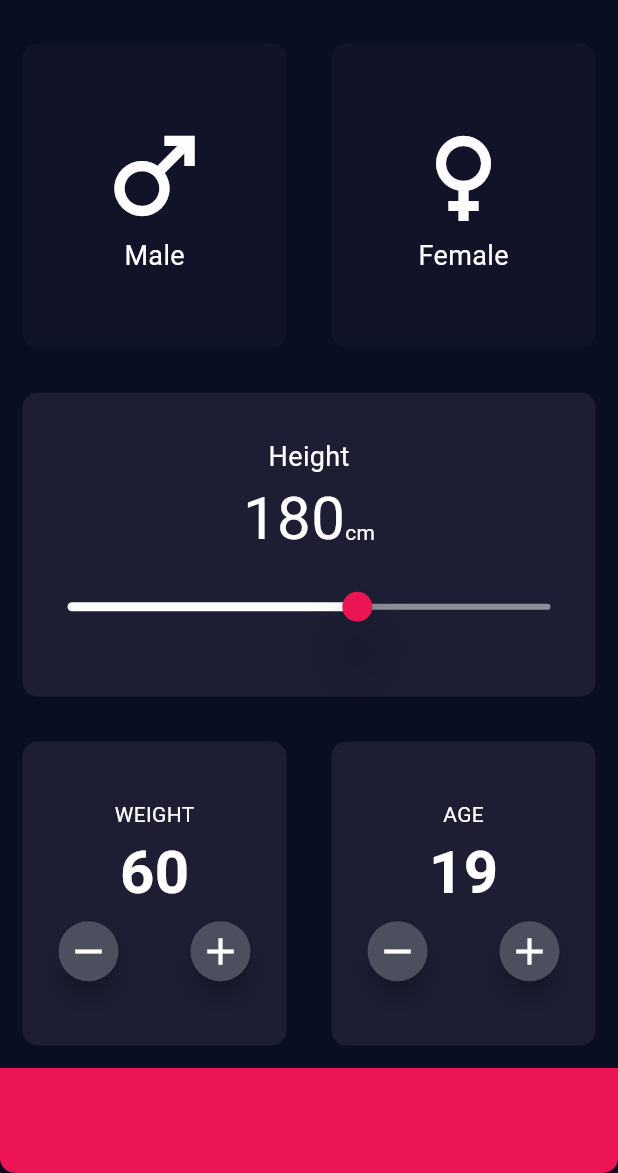
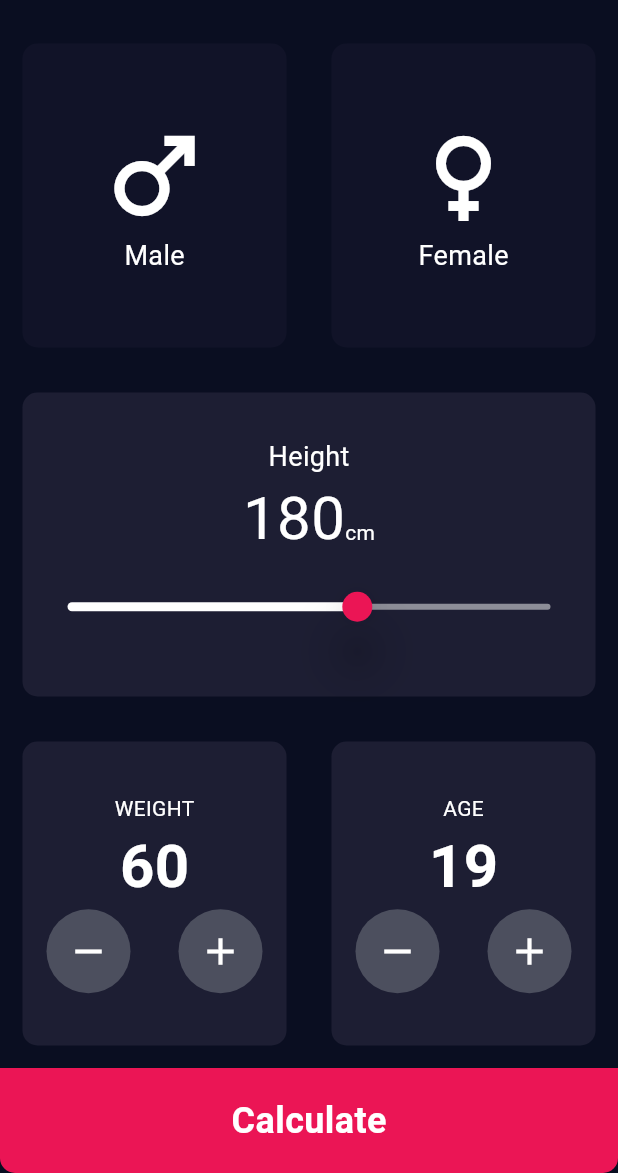
Before and after one commit to Gul-Is-Here/BMI-Calculator, a Flutter app: the screen it shows after launch, on a phone screen of 412 x 824 dp, the part 63-1236 px from its top. Run offline on Flutter 3.47's test engine with Material 3 defaults, Android fonts, the phone set to English and light mode, and no system bars.

Commit message:
'Moving towords to the final Stage of App'

```diff
--- a/lib/main.dart
+++ b/lib/main.dart
@@ -16,7 +16,7 @@ class BmiCalculator extends StatelessWidget {
             color: Color(0xFF0A0E21),
           ),
           scaffoldBackgroundColor: const Color(0xFF0A0E21),
-          textTheme: TextTheme(
+          textTheme: const TextTheme(
               bodyLarge: TextStyle(color: Colors.white),
               bodyMedium: TextStyle(color: Color(0xFFFFFFFF)))),
       home: InputPage(),
--- a/lib/screens/bottom_button_widget.dart
+++ /dev/null
@@ -1,26 +0,0 @@
-import 'package:bmi_calculator/constants/constant.dart';
-import 'package:flutter/material.dart';
-
-class BottomButtonWidget extends StatefulWidget {
-  const BottomButtonWidget({super.key});
-
-  @override
-  State<BottomButtonWidget> createState() => _BottomButtonWidget();
-}
-
-class _BottomButtonWidget extends State<BottomButtonWidget> {
-  @override
-  Widget build(BuildContext context) {
-    return Container(
-      width: double.infinity,
-      height: kBottomContainerHeight,
-      decoration: const BoxDecoration(
-        borderRadius: BorderRadius.only(
-          bottomLeft: Radius.circular(10),
-          bottomRight: Radius.circular(10),
-        ),
-        color: kBottomContainerColor,
-      ),
-    );
-  }
-}
--- a/lib/screens/home_screen.dart
+++ b/lib/screens/home_screen.dart
@@ -1,5 +1,6 @@
+import 'package:bmi_calculator/screens/result_screen.dart';
 import 'package:bmi_calculator/widget/bottom_container_widget.dart';
-import 'package:bmi_calculator/screens/bottom_button_widget.dart';
+import 'package:bmi_calculator/widget/bottom_button_widget.dart';
 import 'package:bmi_calculator/constants/constant.dart';
 import 'package:bmi_calculator/widget/container_widget.dart';
 import 'package:bmi_calculator/widget/resuableslider_widget.dart';
@@ -86,7 +87,9 @@ class _InputPageState extends State<InputPage> {
                 ],
               ),
             ),
-            const ResuableSilderWidget(),
+            ResuableSilderWidget(
+              fHeight: height,
+            ),
             Expanded(
               child: Row(
                 children: [
@@ -109,7 +112,33 @@ class _InputPageState extends State<InputPage> {
                 ],
               ),
             ),
-            BottomButtonWidget()
+            GestureDetector(
+              onTap: () {
+                Navigator.of(context).push(
+                  MaterialPageRoute(
+                    builder: (context) {
+                      return ResultScreen();
+                    },
+                  ),
+                );
+              },
+              child: Container(
+                alignment: Alignment.center,
+                width: double.infinity,
+                height: kBottomContainerHeight,
+                decoration: const BoxDecoration(
+                  borderRadius: BorderRadius.only(
+                    bottomLeft: Radius.circular(10),
+                    bottomRight: Radius.circular(10),
+                  ),
+                  color: kBottomContainerColor,
+                ),
+                child: const Text(
+                  'Calculate',
+                  style: TextStyle(fontSize: 24, fontWeight: FontWeight.bold),
+                ),
+              ),
+            )
           ],
         ));
   }
--- /dev/null
+++ b/lib/screens/result_screen.dart
@@ -0,0 +1,17 @@
+import 'package:flutter/material.dart';
+
+class ResultScreen extends StatelessWidget {
+  const ResultScreen({super.key});
+
+  @override
+  Widget build(BuildContext context) {
+    return Scaffold(
+      appBar: AppBar(
+        title: Text('BMI Calculator'),
+      ),
+      body: Center(
+        child: Text('Result'),
+      ),
+    );
+  }
+}
--- a/lib/widget/bottom_container_widget.dart
+++ b/lib/widget/bottom_container_widget.dart
@@ -38,14 +38,15 @@ class BottomContainerWidget extends StatelessWidget {
             Row(
               mainAxisAlignment: MainAxisAlignment.spaceAround,
               children: [
-                FloatingActionButton(
-                  elevation: 6.0,
-                  mini: true,
-                  foregroundColor: Colors.white,
-                  backgroundColor: const Color(0xFF4C4F5E),
-                  shape: RoundedRectangleBorder(
-                      borderRadius: BorderRadius.circular(50)),
+                RawMaterialButton(
+                  elevation: 0.0,
                   onPressed: onTap2,
+                  constraints: BoxConstraints.tightFor(
+                    width: 56.0,
+                    height: 56.0,
+                  ),
+                  shape: CircleBorder(),
+                  fillColor: Color(0xFF4C4F5E),
                   child: Icon(
                     rIcon,
                     weight: 40.0,
@@ -53,14 +54,15 @@ class BottomContainerWidget extends StatelessWidget {
                     size: 30,
                   ),
                 ),
-                FloatingActionButton(
-                  elevation: 6.0,
-                  mini: true,
-                  foregroundColor: Colors.white,
-                  backgroundColor: const Color(0xFF4C4F5E),
-                  shape: RoundedRectangleBorder(
-                      borderRadius: BorderRadius.circular(50)),
+                RawMaterialButton(
+                  elevation: 0.0,
                   onPressed: onTap,
+                  constraints: BoxConstraints.tightFor(
+                    width: 56.0,
+                    height: 56.0,
+                  ),
+                  shape: CircleBorder(),
+                  fillColor: Color(0xFF4C4F5E),
                   child: Icon(
                     pIcon,
                     weight: 40.0,
--- a/lib/widget/resuableslider_widget.dart
+++ b/lib/widget/resuableslider_widget.dart
@@ -2,14 +2,15 @@ import 'package:bmi_calculator/constants/constant.dart';
 import 'package:flutter/material.dart';
 
 class ResuableSilderWidget extends StatefulWidget {
-  const ResuableSilderWidget({super.key});
-
+  ResuableSilderWidget({super.key, required this.fHeight});
+  int fHeight;
   @override
   State<ResuableSilderWidget> createState() => _ResuableSilderWidgetState();
 }
 
 class _ResuableSilderWidgetState extends State<ResuableSilderWidget> {
   int height = 180;
+
   @override
   Widget build(BuildContext context) {
     return Expanded(
@@ -47,7 +48,8 @@ class _ResuableSilderWidgetState extends State<ResuableSilderWidget> {
                 thumbColor: const Color(0xFFEB1555),
                 overlayColor: const Color(0x29EB1555),
                 thumbShape: const RoundSliderThumbShape(elevation: 15.0),
-                overlayShape: const RoundSliderOverlayShape(overlayRadius: 30.0),
+                overlayShape:
+                    const RoundSliderOverlayShape(overlayRadius: 30.0),
               ),
               child: Slider(
                 value: height.toDouble(),
@@ -57,7 +59,7 @@ class _ResuableSilderWidgetState extends State<ResuableSilderWidget> {
                   setState(() {
                     height = newValue.round();
                   });
-
+                   widget.fHeight= height;
                 },
               ),
             )
```
Also changed, not shown: lib/widget/bottom_button_widget.dart (added, +17 -0 lines).
